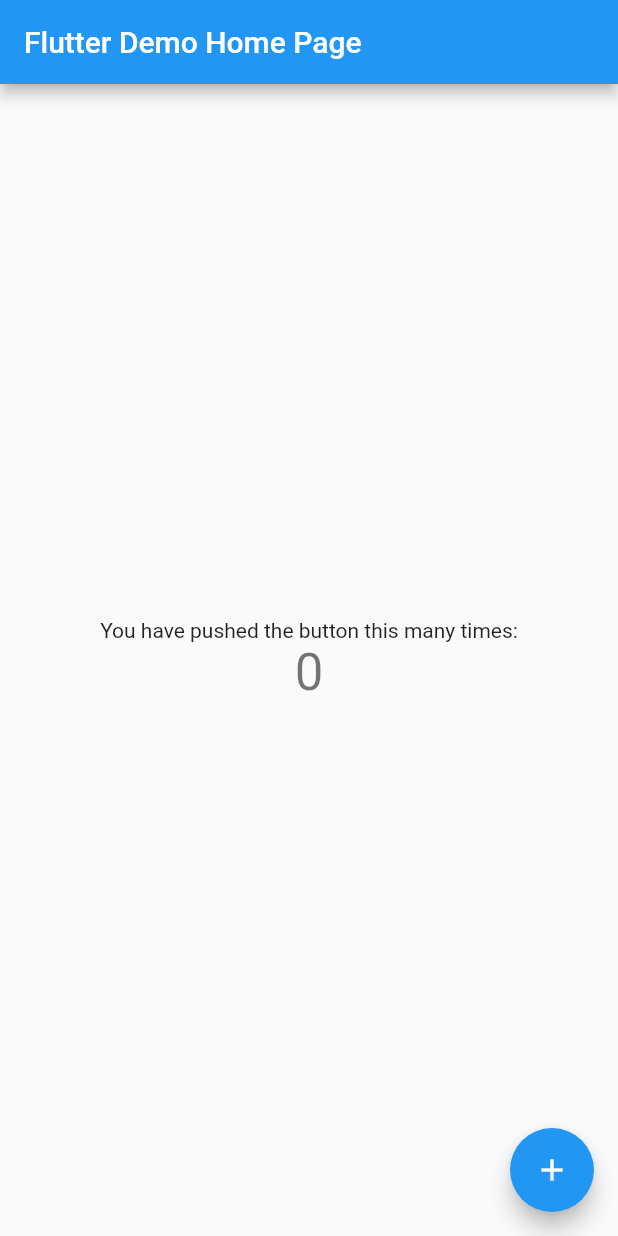
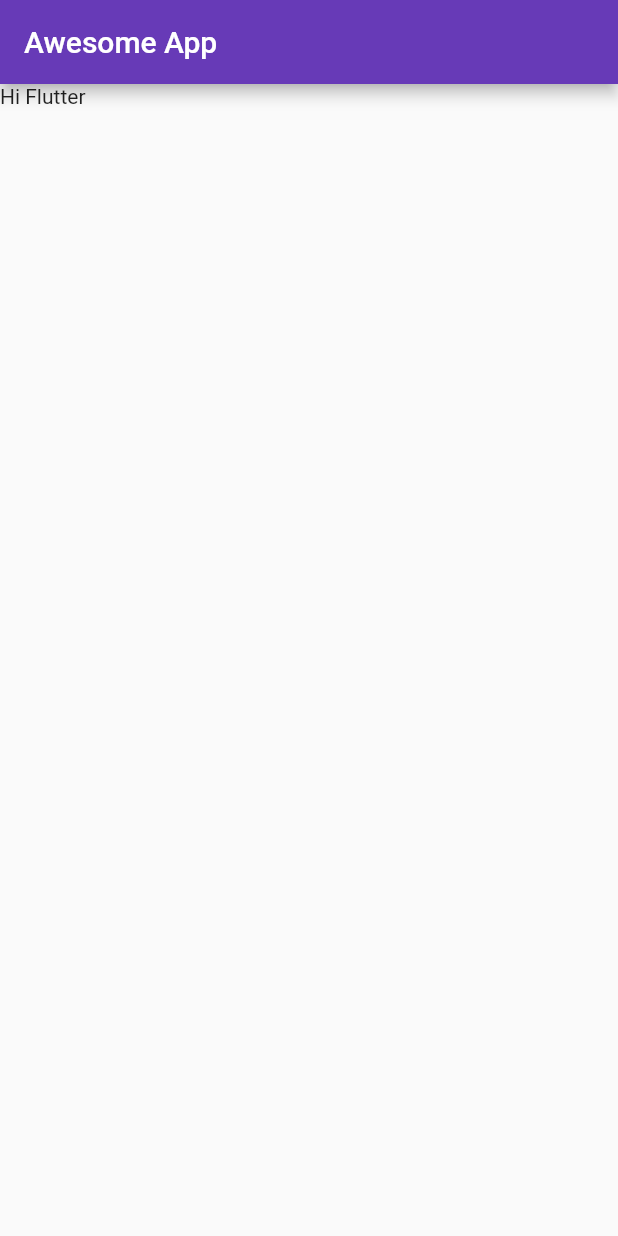
Before and after one commit to MitchellQ/flutter_essentials, a Flutter app: the screen it shows after launch, on a phone screen of 412 x 824 dp. Run offline on Flutter 3.47's test engine with Material 2 defaults, Android fonts, the phone set to English and light mode, and no system bars.

Commit message:
Update main.dart
Completed section at 10:06 of video
- minor differences from intellisense changes

```diff
--- a/lib/main.dart
+++ b/lib/main.dart
@@ -1,115 +1,23 @@
 import 'package:flutter/material.dart';
 
 void main() {
-  runApp(const MyApp());
+  runApp(MaterialApp(
+      home: const HomePage(),
+      theme: ThemeData(
+        primarySwatch: Colors.deepPurple,
+      )));
 }
 
-class MyApp extends StatelessWidget {
-  const MyApp({Key? key}) : super(key: key);
+class HomePage extends StatelessWidget {
+  const HomePage({Key? key}) : super(key: key);
 
-  // This widget is the root of your application.
   @override
   Widget build(BuildContext context) {
-    return MaterialApp(
-      title: 'Flutter Demo',
-      theme: ThemeData(
-        // This is the theme of your application.
-        //
-        // Try running your application with "flutter run". You'll see the
-        // application has a blue toolbar. Then, without quitting the app, try
-        // changing the primarySwatch below to Colors.green and then invoke
-        // "hot reload" (press "r" in the console where you ran "flutter run",
-        // or simply save your changes to "hot reload" in a Flutter IDE).
-        // Notice that the counter didn't reset back to zero; the application
-        // is not restarted.
-        primarySwatch: Colors.blue,
+    return Scaffold(
+      appBar: AppBar(
+        title: const Text("Awesome App"),
       ),
-      home: const MyHomePage(title: 'Flutter Demo Home Page'),
+      body: const Text("Hi Flutter"),
     );
   }
 }
-
-class MyHomePage extends StatefulWidget {
-  const MyHomePage({Key? key, required this.title}) : super(key: key);
-
-  // This widget is the home page of your application. It is stateful, meaning
-  // that it has a State object (defined below) that contains fields that affect
-  // how it looks.
-
-  // This class is the configuration for the state. It holds the values (in this
-  // case the title) provided by the parent (in this case the App widget) and
-  // used by the build method of the State. Fields in a Widget subclass are
-  // always marked "final".
-
-  final String title;
-
-  @override
-  State<MyHomePage> createState() => _MyHomePageState();
-}
-
-class _MyHomePageState extends State<MyHomePage> {
-  int _counter = 0;
-
-  void _incrementCounter() {
-    setState(() {
-      // This call to setState tells the Flutter framework that something has
-      // changed in this State, which causes it to rerun the build method below
-      // so that the display can reflect the updated values. If we changed
-      // _counter without calling setState(), then the build method would not be
-      // called again, and so nothing would appear to happen.
-      _counter++;
-    });
-  }
-
-  @override
-  Widget build(BuildContext context) {
-    // This method is rerun every time setState is called, for instance as done
-    // by the _incrementCounter method above.
-    //
-    // The Flutter framework has been optimized to make rerunning build methods
-    // fast, so that you can just rebuild anything that needs updating rather
-    // than having to individually change instances of widgets.
-    return Scaffold(
-      appBar: AppBar(
-        // Here we take the value from the MyHomePage object that was created by
-        // the App.build method, and use it to set our appbar title.
-        title: Text(widget.title),
-      ),
-      body: Center(
-        // Center is a layout widget. It takes a single child and positions it
-        // in the middle of the parent.
-        child: Column(
-          // Column is also a layout widget. It takes a list of children and
-          // arranges them vertically. By default, it sizes itself to fit its
-          // children horizontally, and tries to be as tall as its parent.
-          //
-          // Invoke "debug painting" (press "p" in the console, choose the
-          // "Toggle Debug Paint" action from the Flutter Inspector in Android
-          // Studio, or the "Toggle Debug Paint" command in Visual Studio Code)
-          // to see the wireframe for each widget.
-          //
-          // Column has various properties to control how it sizes itself and
-          // how it positions its children. Here we use mainAxisAlignment to
-          // center the children vertically; the main axis here is the vertical
-          // axis because Columns are vertical (the cross axis would be
-          // horizontal).
-          mainAxisAlignment: MainAxisAlignment.center,
-          children: <Widget>[
-            const Text(
-              'You have pushed the button this many times:',
-            ),
-            Text(
-              '$_counter',
-              style: Theme.of(context).textTheme.headline4,
-            ),
-          ],
-        ),
-      ),
-      floatingActionButton: FloatingActionButton(
-        onPressed: _incrementCounter,
-        tooltip: 'Increment',
-        child: const Icon(Icons.add),
-      ), // This trailing comma makes auto-formatting nicer for build methods.
-    );
-  }
-}
```
